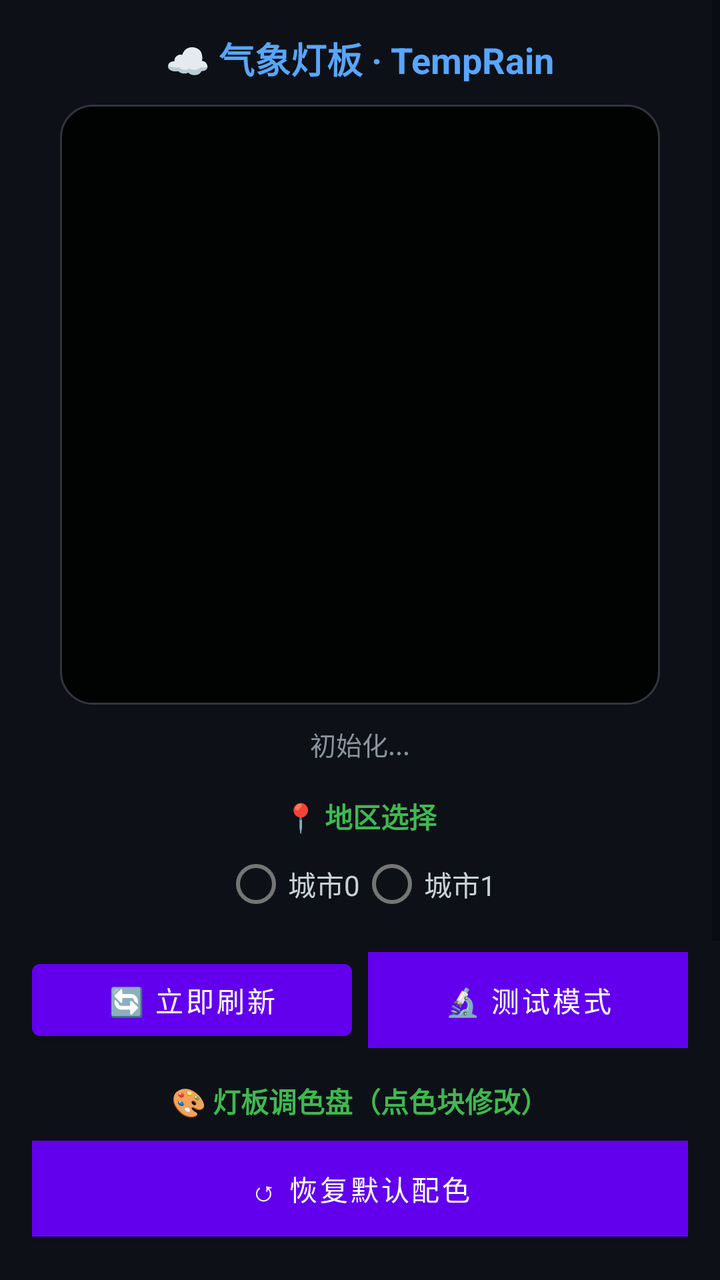
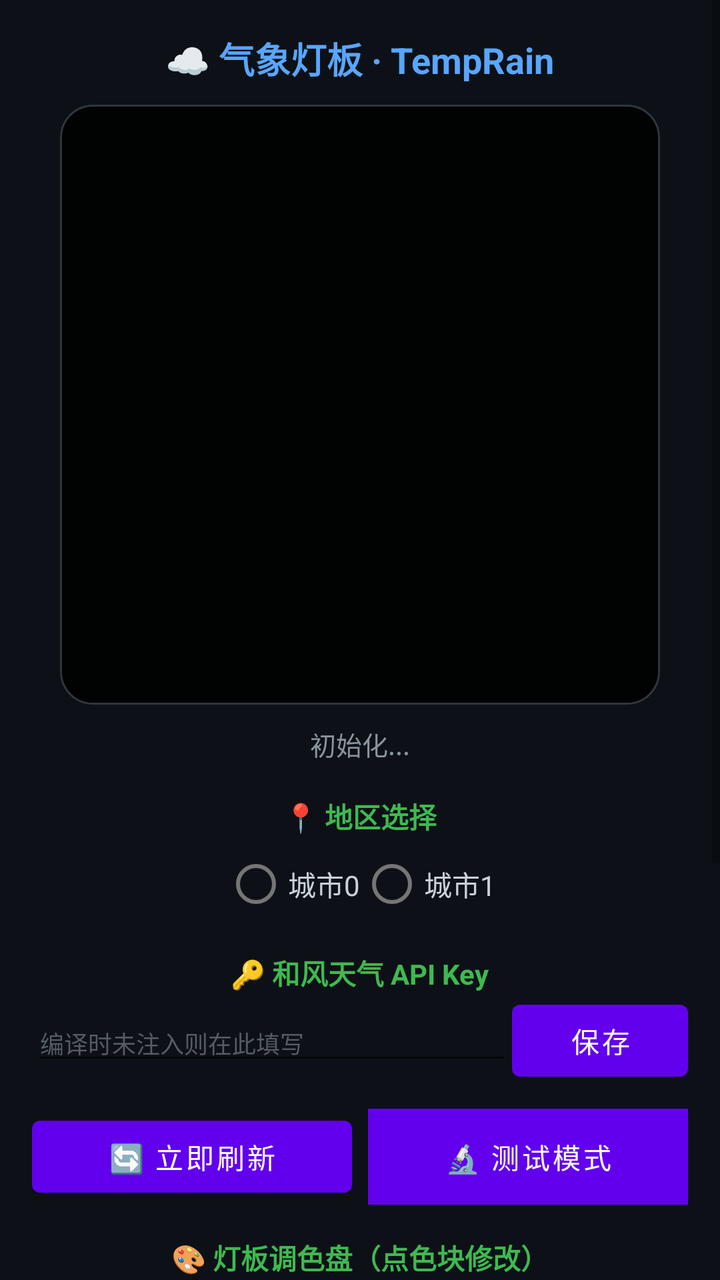

Before-and-after screenshots of an Android layout around one commit, followed by the original layout XML and the change that was made.
<!-- AndroidManifest.xml: application theme Theme.TempRain -->
<!-- res/layout/activity_main.xml -->
<?xml version="1.0" encoding="utf-8"?>
<ScrollView xmlns:android="http://schemas.android.com/apk/res/android"
    android:id="@+id/root_scroll"
    android:layout_width="match_parent"
    android:layout_height="match_parent"
    android:background="#0D1117"
    android:fillViewport="true">

    <LinearLayout
        android:layout_width="match_parent"
        android:layout_height="wrap_content"
        android:orientation="vertical"
        android:padding="16dp"
        android:gravity="center_horizontal">

        <TextView
            android:layout_width="wrap_content"
            android:layout_height="wrap_content"
            android:text="☁️ 气象灯板 · TempRain"
            android:textColor="#58A6FF"
            android:textSize="18sp"
            android:textStyle="bold"
            android:layout_marginBottom="10dp" />

        
        <FrameLayout
            android:layout_width="300dp"
            android:layout_height="300dp"
            android:background="@drawable/widget_bg"
            android:padding="8dp">

            <ImageView
                android:id="@+id/preview"
                android:layout_width="match_parent"
                android:layout_height="match_parent"
                android:scaleType="fitCenter"
                android:contentDescription="灯板预览" />
        </FrameLayout>

        <TextView
            android:id="@+id/status_text"
            android:layout_width="wrap_content"
            android:layout_height="wrap_content"
            android:text="初始化..."
            android:textColor="#8B949E"
            android:textSize="13sp"
            android:layout_marginTop="10dp"
            android:gravity="center" />

        
        <TextView
            android:layout_width="wrap_content"
            android:layout_height="wrap_content"
            android:text="📍 地区选择"
            android:textColor="#3FB950"
            android:textSize="14sp"
            android:textStyle="bold"
            android:layout_marginTop="16dp" />

        <RadioGroup
            android:id="@+id/city_group"
            android:layout_width="wrap_content"
            android:layout_height="wrap_content"
            android:orientation="horizontal">

            <RadioButton
                android:id="@+id/radio_city_0"
                android:layout_width="wrap_content"
                android:layout_height="wrap_content"
                android:text="城市0"
                android:textColor="#C9D1D9" />

            <RadioButton
                android:id="@+id/radio_city_1"
                android:layout_width="wrap_content"
                android:layout_height="wrap_content"
                android:text="城市1"
                android:textColor="#C9D1D9" />
        </RadioGroup>

        
        <LinearLayout
            android:layout_width="match_parent"
            android:layout_height="wrap_content"
            android:orientation="horizontal"
            android:layout_marginTop="10dp">

            <Button
                android:id="@+id/btn_refresh"
                android:layout_width="0dp"
                android:layout_height="wrap_content"
                android:layout_weight="1"
                android:text="🔄 立即刷新" />

            <Button
                android:id="@+id/btn_test_toggle"
                android:layout_width="0dp"
                android:layout_height="wrap_content"
                android:layout_weight="1"
                android:layout_marginStart="8dp"
                android:background="#F0883E"
                android:text="🔬 测试模式" />
        </LinearLayout>

        
        <LinearLayout
            android:id="@+id/test_panel"
            android:layout_width="match_parent"
            android:layout_height="wrap_content"
            android:orientation="vertical"
            android:background="#161B22"
            android:padding="12dp"
            android:layout_marginTop="10dp"
            android:visibility="gone">

            <TextView
                android:layout_width="wrap_content"
                android:layout_height="wrap_content"
                android:text="模拟温度"
                android:textColor="#8B949E"
                android:textSize="12sp" />

            <LinearLayout
                android:layout_width="match_parent"
                android:layout_height="wrap_content"
                android:orientation="horizontal"
                android:gravity="center_vertical">

                <SeekBar
                    android:id="@+id/slider_test_temp"
                    android:layout_width="0dp"
                    android:layout_height="wrap_content"
                    android:layout_weight="1"
                    android:min="-40"
                    android:max="40"
                    android:progress="25" />

                <TextView
                    android:id="@+id/text_test_temp"
                    android:layout_width="wrap_content"
                    android:layout_height="wrap_content"
                    android:text="25 °C"
                    android:textColor="#F0883E"
                    android:textStyle="bold" />
            </LinearLayout>

            <LinearLayout
                android:layout_width="wrap_content"
                android:layout_height="wrap_content"
                android:orientation="horizontal">

                <CheckBox
                    android:id="@+id/check_rain"
                    android:layout_width="wrap_content"
                    android:layout_height="wrap_content"
                    android:text="有雨"
                    android:textColor="#6BB6FF" />

                <CheckBox
                    android:id="@+id/check_snow"
                    android:layout_width="wrap_content"
                    android:layout_height="wrap_content"
                    android:text="有雪"
                    android:textColor="#D9E5FF" />
            </LinearLayout>

            <Button
                android:id="@+id/btn_exit_test"
                android:layout_width="match_parent"
                android:layout_height="wrap_content"
                android:background="#6E7681"
                android:text="🔙 退出模拟，返回正常模式" />
        </LinearLayout>

        
        <TextView
            android:layout_width="wrap_content"
            android:layout_height="wrap_content"
            android:text="🎨 灯板调色盘（点色块修改）"
            android:textColor="#3FB950"
            android:textSize="14sp"
            android:textStyle="bold"
            android:layout_marginTop="16dp" />

        <LinearLayout
            android:id="@+id/color_grid"
            android:layout_width="match_parent"
            android:layout_height="wrap_content"
            android:orientation="vertical"
            android:layout_marginTop="4dp" />

        <Button
            android:id="@+id/btn_reset_colors"
            android:layout_width="match_parent"
            android:layout_height="wrap_content"
            android:layout_marginTop="6dp"
            android:background="#6E7681"
            android:text="↺ 恢复默认配色" />

        
        <LinearLayout
            android:layout_width="match_parent"
            android:layout_height="wrap_content"
            android:orientation="horizontal"
            android:gravity="center_vertical"
            android:layout_marginTop="10dp">

            <TextView
                android:layout_width="wrap_content"
                android:layout_height="wrap_content"
                android:text="⚡ 频闪亮暗时长（等长）"
                android:textColor="#F0883E"
                android:textSize="13sp"
                android:textStyle="bold" />

            <RadioGroup
                android:id="@+id/strobe_group"
                android:layout_width="wrap_content"
                android:layout_height="wrap_content"
                android:orientation="horizontal"
                android:layout_marginStart="8dp">

                <RadioButton
                    android:id="@+id/strobe_500"
                    android:layout_width="wrap_content"
                    android:layout_height="wrap_content"
                    android:text="500ms"
                    android:textColor="#C9D1D9"
                    android:textSize="12sp" />

                <RadioButton
                    android:id="@+id/strobe_800"
                    android:layout_width="wrap_content"
                    android:layout_height="wrap_content"
                    android:text="800ms"
                    android:textColor="#C9D1D9"
                    android:textSize="12sp" />

                <RadioButton
                    android:id="@+id/strobe_1000"
                    android:layout_width="wrap_content"
                    android:layout_height="wrap_content"
                    android:text="1000ms"
                    android:textColor="#C9D1D9"
                    android:textSize="12sp" />
            </RadioGroup>
        </LinearLayout>

        
        <Button
            android:id="@+id/btn_battery_guide"
            android:layout_width="match_parent"
            android:layout_height="wrap_content"
            android:layout_marginTop="14dp"
            android:background="#6E7681"
            android:text="⚙️ 后台保活设置（点此开启自启动）" />

        
        <TextView
            android:layout_width="match_parent"
            android:layout_height="wrap_content"
            android:text="刷新频率与灯板一致：实时天气每 2 分钟，24h 预报每 10 分钟（APP 在前台时）。桌面小组件受系统限制每 30 分钟兜底刷新，APP 运行时会实时推送。长按桌面空白处 → 小组件 → TempRain 添加。"
            android:textColor="#555C66"
            android:textSize="11sp"
            android:layout_marginTop="14dp" />
    </LinearLayout>
</ScrollView>
<!-- resources referenced by this layout -->
<resources>
  <!-- drawable widget_bg (drawable) -->
  <?xml version="1.0" encoding="utf-8"?>
  <shape xmlns:android="http://schemas.android.com/apk/res/android" android:shape="rectangle">
      <solid android:color="#E6000000" />
      <corners android:radius="16dp" />
      <stroke android:width="1dp" android:color="#30363D" />
  </shape>
  <style name="Theme.TempRain" parent="Theme.MaterialComponents.DayNight.DarkActionBar">
          
          <item name="colorPrimary">@color/purple_500</item>
          <item name="colorPrimaryVariant">@color/purple_700</item>
          <item name="colorOnPrimary">@color/white</item>
          
          <item name="colorSecondary">@color/teal_200</item>
          <item name="colorSecondaryVariant">@color/teal_700</item>
          <item name="colorOnSecondary">@color/black</item>
          
          <item name="android:statusBarColor">?attr/colorPrimaryVariant</item>
          
      </style>
  <color name="purple_500">#FF6200EE</color>
  <color name="purple_700">#FF3700B3</color>
  <color name="white">#FFFFFFFF</color>
  <color name="teal_200">#FF03DAC5</color>
  <color name="teal_700">#FF018786</color>
  <color name="black">#FF000000</color>
</resources>

<!-- the commit's change to res/layout/activity_main.xml (unified diff, before → after) -->
@@ -79,6 +79,40 @@
         </RadioGroup>
 
         
+        <TextView
+            android:layout_width="wrap_content"
+            android:layout_height="wrap_content"
+            android:text="🔑 和风天气 API Key"
+            android:textColor="#3FB950"
+            android:textSize="14sp"
+            android:textStyle="bold"
+            android:layout_marginTop="10dp" />
+
+        <LinearLayout
+            android:layout_width="match_parent"
+            android:layout_height="wrap_content"
+            android:orientation="horizontal">
+
+            <EditText
+                android:id="@+id/key_edit"
+                android:layout_width="0dp"
+                android:layout_height="wrap_content"
+                android:layout_weight="1"
+                android:hint="编译时未注入则在此填写"
+                android:textColorHint="#555C66"
+                android:textColor="#C9D1D9"
+                android:textSize="12sp"
+                android:inputType="text"
+                android:maxLines="1" />
+
+            <Button
+                android:id="@+id/btn_save_key"
+                android:layout_width="wrap_content"
+                android:layout_height="wrap_content"
+                android:text="保存" />
+        </LinearLayout>
+
+        
         <LinearLayout
             android:layout_width="match_parent"
             android:layout_height="wrap_content"
